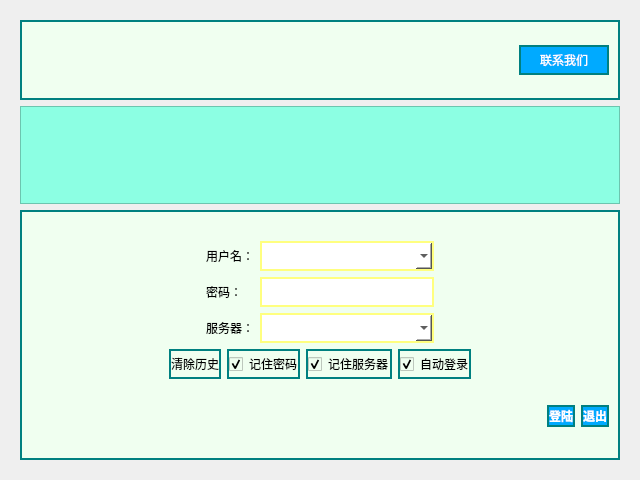
JasonZhang521/manager, file loginpageii.ui: the form before one commit.
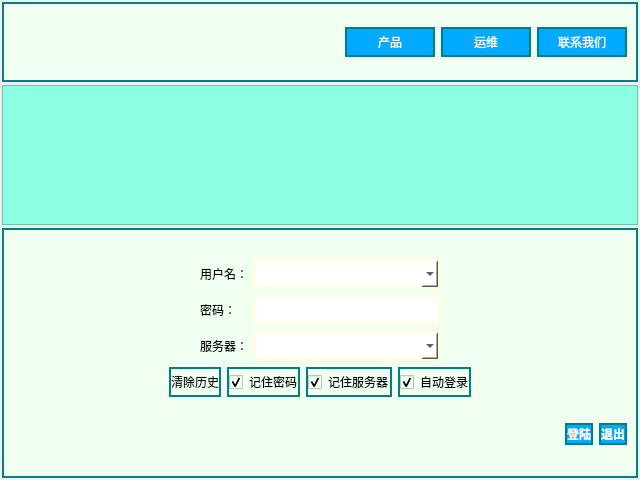
The form after the commit. Icons and pictures are not drawn.

Patch:
```diff
--- a/loginpageii.ui
+++ b/loginpageii.ui
@@ -14,9 +14,39 @@
    <string>Form</string>
   </property>
   <layout class="QVBoxLayout" name="verticalLayout">
+   <property name="spacing">
+    <number>1</number>
+   </property>
+   <property name="leftMargin">
+    <number>1</number>
+   </property>
+   <property name="topMargin">
+    <number>1</number>
+   </property>
+   <property name="rightMargin">
+    <number>1</number>
+   </property>
+   <property name="bottomMargin">
+    <number>1</number>
+   </property>
    <item>
     <widget class="QWidget" name="widget" native="true">
      <layout class="QVBoxLayout" name="verticalLayout_4">
+      <property name="spacing">
+       <number>3</number>
+      </property>
+      <property name="leftMargin">
+       <number>1</number>
+      </property>
+      <property name="topMargin">
+       <number>1</number>
+      </property>
+      <property name="rightMargin">
+       <number>1</number>
+      </property>
+      <property name="bottomMargin">
+       <number>1</number>
+      </property>
       <item>
        <widget class="QFrame" name="frame_3">
         <property name="sizePolicy">
@@ -62,6 +92,66 @@
            </property>
           </spacer>
          </item>
+         <item>
+          <widget class="QPushButton" name="pushButton_4">
+           <property name="sizePolicy">
+            <sizepolicy hsizetype="Fixed" vsizetype="Fixed">
+             <horstretch>0</horstretch>
+             <verstretch>0</verstretch>
+            </sizepolicy>
+           </property>
+           <property name="minimumSize">
+            <size>
+             <width>90</width>
+             <height>30</height>
+            </size>
+           </property>
+           <property name="maximumSize">
+            <size>
+             <width>90</width>
+             <height>30</height>
+            </size>
+           </property>
+           <property name="styleSheet">
+            <string notr="true">color: rgb(255, 255, 255);
+background-color: rgb(0, 170, 255);
+background-image: url(:/Resources/temp/bg2.png);</string>
+           </property>
+           <property name="text">
+            <string>产品</string>
+           </property>
+          </widget>
+         </item>
+         <item>
+          <widget class="QPushButton" name="pushButton_3">
+           <property name="sizePolicy">
+            <sizepolicy hsizetype="Fixed" vsizetype="Fixed">
+             <horstretch>0</horstretch>
+             <verstretch>0</verstretch>
+            </sizepolicy>
+           </property>
+           <property name="minimumSize">
+            <size>
+             <width>90</width>
+             <height>30</height>
+            </size>
+           </property>
+           <property name="maximumSize">
+            <size>
+             <width>90</width>
+             <height>30</height>
+            </size>
+           </property>
+           <property name="styleSheet">
+            <string notr="true">color: rgb(255, 255, 255);
+background-color: rgb(0, 170, 255);
+background-image: url(:/Resources/temp/bg2.png);</string>
+           </property>
+           <property name="text">
+            <string>运维</string>
+           </property>
+          </widget>
+         </item>
          <item>
           <widget class="QPushButton" name="pushButton">
            <property name="sizePolicy">
@@ -132,8 +222,8 @@
           <rect>
            <x>0</x>
            <y>0</y>
-           <width>602</width>
-           <height>100</height>
+           <width>634</width>
+           <height>138</height>
           </rect>
          </property>
          <layout class="QVBoxLayout" name="verticalLayout_5"/>
@@ -217,7 +307,7 @@
                <property name="styleSheet">
                 <string notr="true">background-color: rgb(255, 255, 255);
 color: rgb(0, 0, 0);
-border-color: rgb(255, 255, 127);</string>
+border-color: rgb(255, 255, 222);</string>
                </property>
                <property name="editable">
                 <bool>true</bool>
@@ -297,7 +387,7 @@
                <property name="styleSheet">
                 <string notr="true">background-color: rgb(255, 255, 255);
 color: rgb(0, 0, 0);
-border-color: rgb(255, 255, 127);</string>
+border-color: rgb(255, 255, 222);</string>
                </property>
                <property name="editable">
                 <bool>true</bool>
@@ -333,7 +423,8 @@
                </property>
                <property name="styleSheet">
                 <string notr="true">background-color: rgb(255, 255, 255);
-border-color: rgb(255, 255, 127);</string>
+color: rgb(0, 0, 0);
+border-color: rgb(255, 255, 222);</string>
                </property>
                <property name="inputMethodHints">
                 <set>Qt::ImhNone</set>
```
